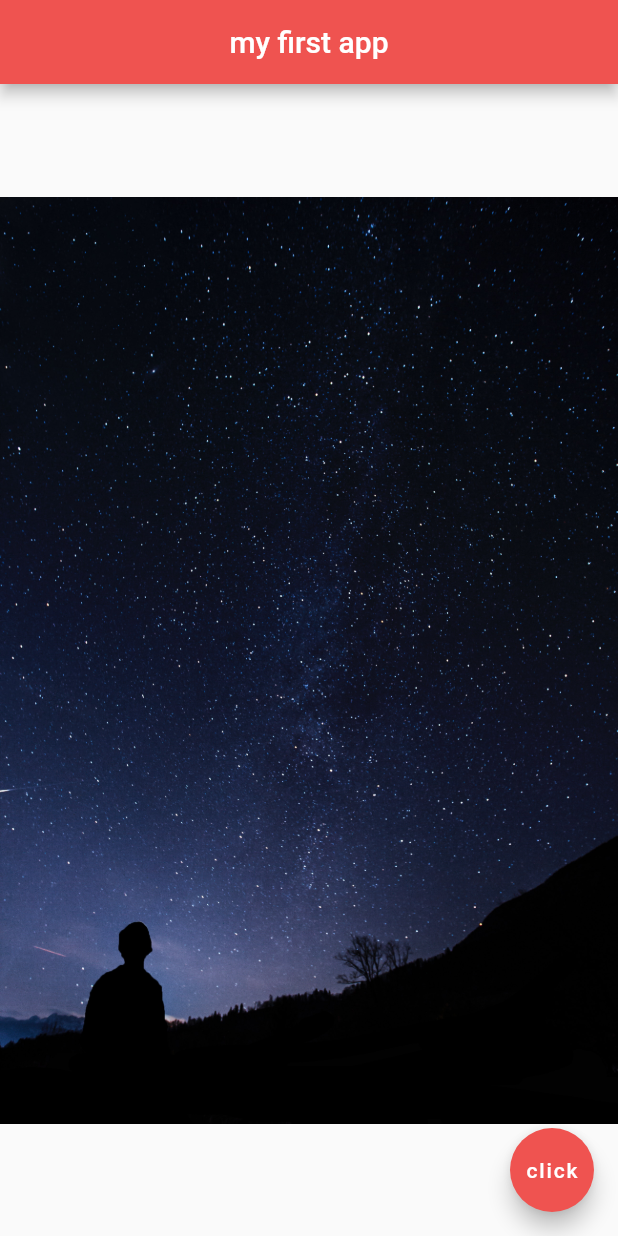
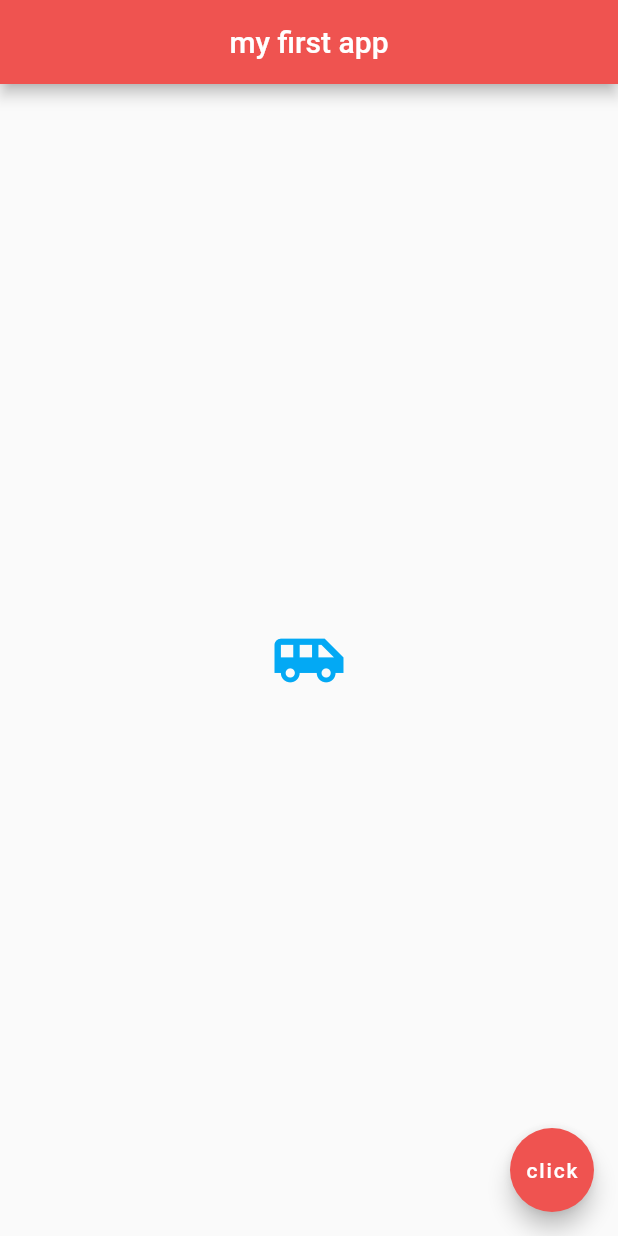
Before and after one commit to taufanbasri/flutter-basic, a Flutter app: the screen it shows after launch, on a phone screen of 412 x 824 dp. Run offline on Flutter 3.47's test engine with Material 2 defaults, Android fonts, the phone set to English and light mode, and no system bars.

Commit message:
Icon Basic

```diff
--- a/lib/main.dart
+++ b/lib/main.dart
@@ -14,7 +14,11 @@ class Home extends StatelessWidget {
         backgroundColor: Colors.red[400],
       ),
       body: Center(
-        child: Image.asset("assets/space-3.jpg"),
+        child: Icon(
+          Icons.airport_shuttle,
+          color: Colors.lightBlue,
+          size: 50.0,
+        ),
       ),
       floatingActionButton: FloatingActionButton(
         backgroundColor: Colors.red[400],
```
